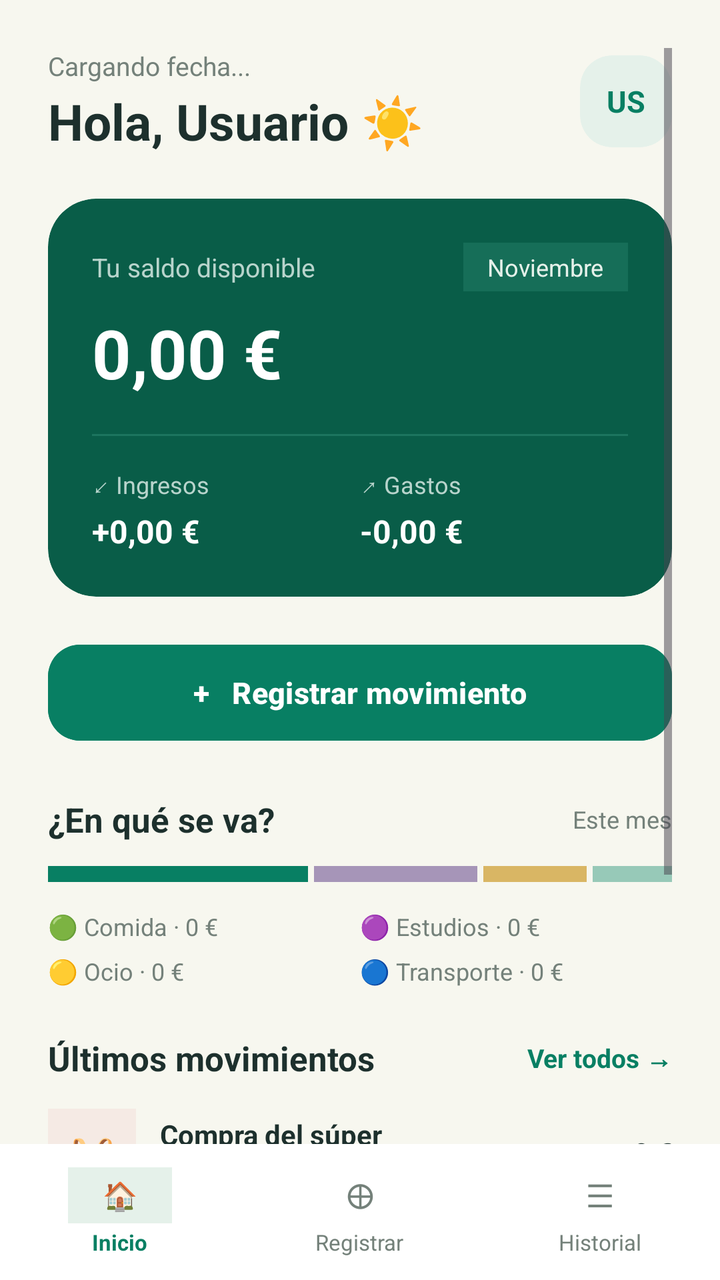
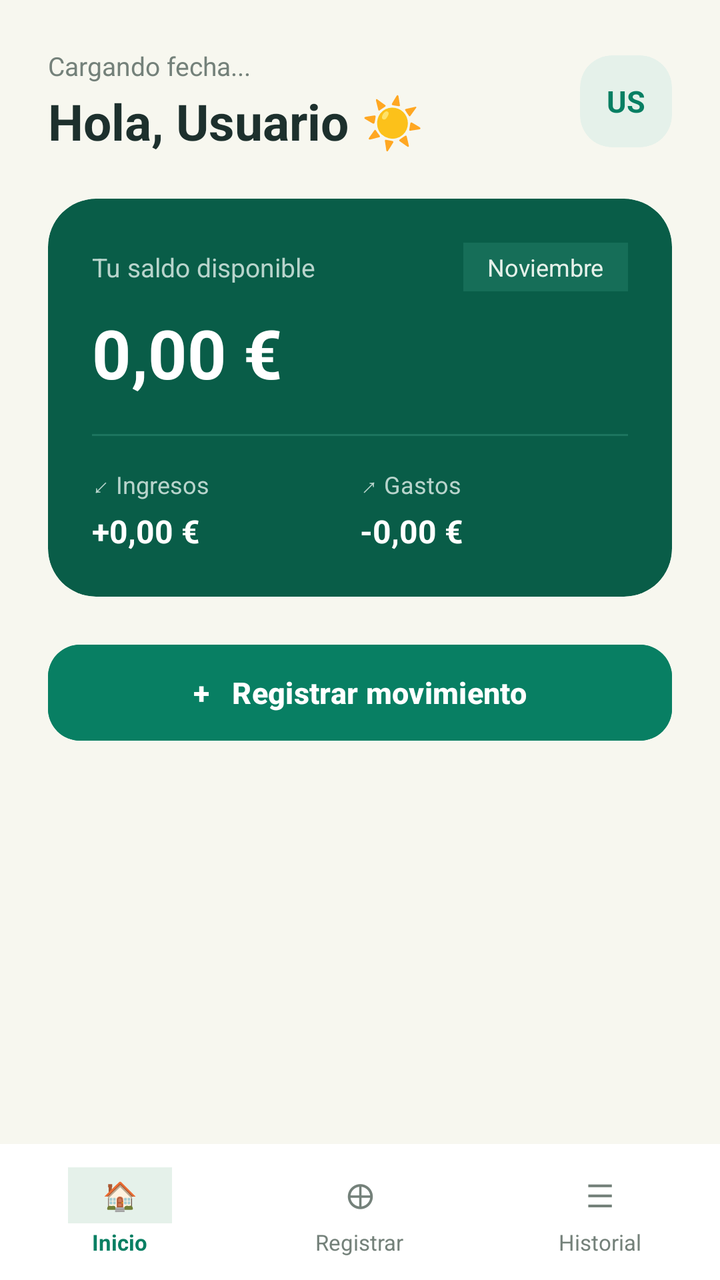

An Android layout rendered at two revisions. The XML below is the earlier revision; the diff shows what the commit changed to produce the second picture.
<!-- AndroidManifest.xml: application theme Theme.WhereIsMyMoney -->
<!-- res/layout/activity_inicio.xml -->
<?xml version="1.0" encoding="utf-8"?>
<RelativeLayout xmlns:android="http://schemas.android.com/apk/res/android"
    xmlns:app="http://schemas.android.com/apk/res-auto"
    android:id="@+id/main"
    android:layout_width="match_parent"
    android:layout_height="match_parent"
    android:background="#F7F7EF">

    
    <ScrollView
        android:layout_width="match_parent"
        android:layout_height="match_parent"
        android:layout_above="@+id/bottomNav"
        android:fillViewport="true"
        android:paddingHorizontal="24dp"
        android:paddingTop="24dp">

        <LinearLayout
            android:layout_width="match_parent"
            android:layout_height="wrap_content"
            android:orientation="vertical"
            android:paddingBottom="24dp">

            
            <LinearLayout
                android:layout_width="match_parent"
                android:layout_height="wrap_content"
                android:orientation="horizontal"
                android:gravity="center_vertical"
                android:layout_marginBottom="22dp">

                <LinearLayout
                    android:layout_width="0dp"
                    android:layout_height="wrap_content"
                    android:layout_weight="1"
                    android:orientation="vertical">

                    <TextView
                        android:id="@+id/tvFecha"
                        android:layout_width="wrap_content"
                        android:layout_height="wrap_content"
                        android:text="Cargando fecha..."
                        android:textColor="#74817A"
                        android:textSize="13sp"/>

                    <TextView
                        android:id="@+id/tvSaludo"
                        android:layout_width="wrap_content"
                        android:layout_height="wrap_content"
                        android:text="Hola, Usuario ☀️"
                        android:textColor="#1D302D"
                        android:textSize="25sp"
                        android:textStyle="bold"
                        android:layout_marginTop="2dp"/>
                </LinearLayout>

                <androidx.cardview.widget.CardView
                    android:layout_width="46dp"
                    android:layout_height="46dp"
                    app:cardBackgroundColor="#E5F1EA"
                    app:cardCornerRadius="16dp"
                    app:cardElevation="0dp">

                    <TextView
                        android:id="@+id/tvIniciales"
                        android:layout_width="match_parent"
                        android:layout_height="match_parent"
                        android:gravity="center"
                        android:text="US"
                        android:textColor="#087F63"
                        android:textSize="15sp"
                        android:textStyle="bold"/>
                </androidx.cardview.widget.CardView>
            </LinearLayout>

            
            <androidx.cardview.widget.CardView
                android:layout_width="match_parent"
                android:layout_height="wrap_content"
                android:layout_marginBottom="20dp"
                app:cardBackgroundColor="#095D48"
                app:cardCornerRadius="24dp"
                app:cardElevation="0dp">

                <LinearLayout
                    android:layout_width="match_parent"
                    android:layout_height="wrap_content"
                    android:orientation="vertical"
                    android:padding="22dp">

                    <LinearLayout
                        android:layout_width="match_parent"
                        android:layout_height="wrap_content"
                        android:orientation="horizontal"
                        android:gravity="center_vertical">

                        <TextView
                            android:layout_width="0dp"
                            android:layout_height="wrap_content"
                            android:layout_weight="1"
                            android:text="Tu saldo disponible"
                            android:textColor="#B8D4CC"
                            android:textSize="13sp"/>

                        <TextView
                            android:id="@+id/tvMesActual"
                            android:layout_width="wrap_content"
                            android:layout_height="wrap_content"
                            android:background="#166E58"
                            android:paddingHorizontal="12dp"
                            android:paddingVertical="4dp"
                            android:text="Noviembre"
                            android:textColor="#E5F1EA"
                            android:textSize="12sp"/>
                    </LinearLayout>

                    <TextView
                        android:id="@+id/tvSaldoTotal"
                        android:layout_width="wrap_content"
                        android:layout_height="wrap_content"
                        android:text="0,00 €"
                        android:textColor="#FFFFFF"
                        android:textSize="34sp"
                        android:textStyle="bold"
                        android:layout_marginTop="8dp"
                        android:layout_marginBottom="18dp"/>

                    <View
                        android:layout_width="match_parent"
                        android:layout_height="1dp"
                        android:background="#1D755F"
                        android:layout_marginBottom="16dp"/>

                    
                    <LinearLayout
                        android:layout_width="match_parent"
                        android:layout_height="wrap_content"
                        android:orientation="horizontal">

                        <LinearLayout
                            android:layout_width="0dp"
                            android:layout_height="wrap_content"
                            android:layout_weight="1"
                            android:orientation="vertical">

                            <TextView
                                android:layout_width="wrap_content"
                                android:layout_height="wrap_content"
                                android:text="↙ Ingresos"
                                android:textColor="#B8D4CC"
                                android:textSize="12sp"/>

                            <TextView
                                android:id="@+id/tvIngresos"
                                android:layout_width="wrap_content"
                                android:layout_height="wrap_content"
                                android:text="+0,00 €"
                                android:textColor="#FFFFFF"
                                android:textSize="16sp"
                                android:textStyle="bold"
                                android:layout_marginTop="4dp"/>
                        </LinearLayout>

                        <LinearLayout
                            android:layout_width="0dp"
                            android:layout_height="wrap_content"
                            android:layout_weight="1"
                            android:orientation="vertical">

                            <TextView
                                android:layout_width="wrap_content"
                                android:layout_height="wrap_content"
                                android:text="↗ Gastos"
                                android:textColor="#B8D4CC"
                                android:textSize="12sp"/>

                            <TextView
                                android:id="@+id/tvGastos"
                                android:layout_width="wrap_content"
                                android:layout_height="wrap_content"
                                android:text="-0,00 €"
                                android:textColor="#FFFFFF"
                                android:textSize="16sp"
                                android:textStyle="bold"
                                android:layout_marginTop="4dp"/>
                        </LinearLayout>
                    </LinearLayout>
                </LinearLayout>
            </androidx.cardview.widget.CardView>

            
            <com.google.android.material.button.MaterialButton
                android:id="@+id/btnRegistrarMovimiento"
                android:layout_width="match_parent"
                android:layout_height="56dp"
                android:backgroundTint="#087F63"
                android:text="+   Registrar movimiento"
                android:textAllCaps="false"
                android:textColor="#FFFFFF"
                android:textSize="15sp"
                android:textStyle="bold"
                app:cornerRadius="16dp"
                app:elevation="0dp"
                android:layout_marginBottom="24dp"/>

            
            <LinearLayout
                android:layout_width="match_parent"
                android:layout_height="wrap_content"
                android:orientation="horizontal"
                android:gravity="center_vertical"
                android:layout_marginBottom="12dp">

                <TextView
                    android:layout_width="0dp"
                    android:layout_height="wrap_content"
                    android:layout_weight="1"
                    android:text="¿En qué se va?"
                    android:textColor="#1D302D"
                    android:textSize="17sp"
                    android:textStyle="bold"/>

                <TextView
                    android:layout_width="wrap_content"
                    android:layout_height="wrap_content"
                    android:text="Este mes"
                    android:textColor="#74817A"
                    android:textSize="12sp"/>
            </LinearLayout>

            
            <LinearLayout
                android:layout_width="match_parent"
                android:layout_height="8dp"
                android:orientation="horizontal"
                android:layout_marginBottom="14dp">

                <View
                    android:layout_width="0dp"
                    android:layout_height="match_parent"
                    android:layout_weight="43"
                    android:background="#087F63"
                    android:layout_marginEnd="3dp"/>

                <View
                    android:layout_width="0dp"
                    android:layout_height="match_parent"
                    android:layout_weight="27"
                    android:background="#A695B8"
                    android:layout_marginEnd="3dp"/>

                <View
                    android:layout_width="0dp"
                    android:layout_height="match_parent"
                    android:layout_weight="17"
                    android:background="#D9B664"
                    android:layout_marginEnd="3dp"/>

                <View
                    android:layout_width="0dp"
                    android:layout_height="match_parent"
                    android:layout_weight="13"
                    android:background="#97C9B8"/>
            </LinearLayout>

            
            <LinearLayout
                android:layout_width="match_parent"
                android:layout_height="wrap_content"
                android:orientation="horizontal"
                android:layout_marginBottom="6dp">

                <TextView
                    android:layout_width="0dp"
                    android:layout_height="wrap_content"
                    android:layout_weight="1"
                    android:text="🟢 Comida · 0 €"
                    android:textColor="#74817A"
                    android:textSize="12sp"/>

                <TextView
                    android:layout_width="0dp"
                    android:layout_height="wrap_content"
                    android:layout_weight="1"
                    android:text="🟣 Estudios · 0 €"
                    android:textColor="#74817A"
                    android:textSize="12sp"/>
            </LinearLayout>

            <LinearLayout
                android:layout_width="match_parent"
                android:layout_height="wrap_content"
                android:orientation="horizontal"
                android:layout_marginBottom="24dp">

                <TextView
                    android:layout_width="0dp"
                    android:layout_height="wrap_content"
                    android:layout_weight="1"
                    android:text="🟡 Ocio · 0 €"
                    android:textColor="#74817A"
                    android:textSize="12sp"/>

                <TextView
                    android:layout_width="0dp"
                    android:layout_height="wrap_content"
                    android:layout_weight="1"
                    android:text="🔵 Transporte · 0 €"
                    android:textColor="#74817A"
                    android:textSize="12sp"/>
            </LinearLayout>

            
            <LinearLayout
                android:layout_width="match_parent"
                android:layout_height="wrap_content"
                android:orientation="horizontal"
                android:gravity="center_vertical"
                android:layout_marginBottom="14dp">

                <TextView
                    android:layout_width="0dp"
                    android:layout_height="wrap_content"
                    android:layout_weight="1"
                    android:text="Últimos movimientos"
                    android:textColor="#1D302D"
                    android:textSize="17sp"
                    android:textStyle="bold"/>

                <TextView
                    android:id="@+id/tvVerTodos"
                    android:layout_width="wrap_content"
                    android:layout_height="wrap_content"
                    android:text="Ver todos →"
                    android:textColor="#087F63"
                    android:textSize="13sp"
                    android:textStyle="bold"/>
            </LinearLayout>

            
            <LinearLayout
                android:layout_width="match_parent"
                android:layout_height="wrap_content"
                android:orientation="horizontal"
                android:gravity="center_vertical"
                android:layout_marginBottom="16dp">

                <TextView
                    android:layout_width="44dp"
                    android:layout_height="44dp"
                    android:background="#F5EAE4"
                    android:gravity="center"
                    android:text="🧺"
                    android:textSize="18sp"/>

                <LinearLayout
                    android:layout_width="0dp"
                    android:layout_height="wrap_content"
                    android:layout_weight="1"
                    android:orientation="vertical"
                    android:layout_marginStart="12dp">

                    <TextView
                        android:layout_width="wrap_content"
                        android:layout_height="wrap_content"
                        android:text="Compra del súper"
                        android:textColor="#1D302D"
                        android:textSize="14sp"
                        android:textStyle="bold"/>

                    <TextView
                        android:layout_width="wrap_content"
                        android:layout_height="wrap_content"
                        android:text="Comida · 7 nov"
                        android:textColor="#74817A"
                        android:textSize="12sp"
                        android:layout_marginTop="2dp"/>
                </LinearLayout>

                <TextView
                    android:layout_width="wrap_content"
                    android:layout_height="wrap_content"
                    android:text=" 0 €"
                    android:textColor="#1D302D"
                    android:textSize="14sp"
                    android:textStyle="bold"/>
            </LinearLayout>

            

            
            <LinearLayout
                android:layout_width="match_parent"
                android:layout_height="wrap_content"
                android:layout_marginBottom="16dp"
                android:gravity="center_vertical"
                android:orientation="horizontal">

                <TextView
                    android:layout_width="44dp"
                    android:layout_height="44dp"
                    android:background="#F5EAE4"
                    android:gravity="center"
                    android:text="☕"
                    android:textSize="18sp" />

                <LinearLayout
                    android:layout_width="0dp"
                    android:layout_height="wrap_content"
                    android:layout_marginStart="12dp"
                    android:layout_weight="1"
                    android:orientation="vertical">

                    <TextView
                        android:layout_width="wrap_content"
                        android:layout_height="wrap_content"
                        android:text="Café con amigos"
                        android:textColor="#1D302D"
                        android:textSize="14sp"
                        android:textStyle="bold" />

                    <TextView
                        android:layout_width="wrap_content"
                        android:layout_height="wrap_content"
                        android:layout_marginTop="2dp"
                        android:text="Comida · 7 nov"
                        android:textColor="#74817A"
                        android:textSize="12sp" />
                </LinearLayout>

                <TextView
                    android:layout_width="wrap_content"
                    android:layout_height="wrap_content"
                    android:text=" 0 €"
                    android:textColor="#1D302D"
                    android:textSize="14sp"
                    android:textStyle="bold" />
            </LinearLayout>

            <LinearLayout
                android:layout_width="match_parent"
                android:layout_height="wrap_content"
                android:orientation="horizontal"
                android:gravity="center_vertical"
                android:layout_marginBottom="16dp">

                <TextView
                    android:layout_width="44dp"
                    android:layout_height="44dp"
                    android:background="#E5F1EA"
                    android:gravity="center"
                    android:text="🚌"
                    android:textSize="18sp"/>

                <LinearLayout
                    android:layout_width="0dp"
                    android:layout_height="wrap_content"
                    android:layout_weight="1"
                    android:orientation="vertical"
                    android:layout_marginStart="12dp">

                    <TextView
                        android:layout_width="wrap_content"
                        android:layout_height="wrap_content"
                        android:text="Abono de transporte"
                        android:textColor="#1D302D"
                        android:textSize="14sp"
                        android:textStyle="bold"/>

                    <TextView
                        android:layout_width="wrap_content"
                        android:layout_height="wrap_content"
                        android:text="Transporte · 6 nov"
                        android:textColor="#74817A"
                        android:textSize="12sp"
                        android:layout_marginTop="2dp"/>
                </LinearLayout>

                <TextView
                    android:layout_width="wrap_content"
                    android:layout_height="wrap_content"
                    android:text=" 0 €"
                    android:textColor="#1D302D"
                    android:textSize="14sp"
                    android:textStyle="bold"/>
            </LinearLayout>

        </LinearLayout>
    </ScrollView>

    
    <LinearLayout
        android:id="@+id/bottomNav"
        android:layout_width="match_parent"
        android:layout_height="68dp"
        android:layout_alignParentBottom="true"
        android:background="#FFFFFF"
        android:orientation="horizontal"
        android:gravity="center">

        
        <LinearLayout
            android:id="@+id/tabInicio"
            android:layout_width="0dp"
            android:layout_height="match_parent"
            android:layout_weight="1"
            android:orientation="vertical"
            android:gravity="center">

            <TextView
                android:layout_width="52dp"
                android:layout_height="28dp"
                android:background="#E5F1EA"
                android:gravity="center"
                android:text="🏠"
                android:textSize="14sp"/>

            <TextView
                android:layout_width="wrap_content"
                android:layout_height="wrap_content"
                android:text="Inicio"
                android:textColor="#087F63"
                android:textSize="11sp"
                android:textStyle="bold"
                android:layout_marginTop="2dp"/>
        </LinearLayout>

        
        <LinearLayout
            android:id="@+id/tabRegistrar"
            android:layout_width="0dp"
            android:layout_height="match_parent"
            android:layout_weight="1"
            android:orientation="vertical"
            android:gravity="center">

            <TextView
                android:layout_width="52dp"
                android:layout_height="28dp"
                android:gravity="center"
                android:text="⊕"
                android:textColor="#74817A"
                android:textSize="18sp"/>

            <TextView
                android:layout_width="wrap_content"
                android:layout_height="wrap_content"
                android:text="Registrar"
                android:textColor="#74817A"
                android:textSize="11sp"
                android:layout_marginTop="2dp"/>
        </LinearLayout>

        
        <LinearLayout
            android:id="@+id/tabHistorial"
            android:layout_width="0dp"
            android:layout_height="match_parent"
            android:layout_weight="1"
            android:orientation="vertical"
            android:gravity="center">

            <TextView
                android:layout_width="52dp"
                android:layout_height="28dp"
                android:gravity="center"
                android:text="☰"
                android:textColor="#74817A"
                android:textSize="16sp"/>

            <TextView
                android:layout_width="wrap_content"
                android:layout_height="wrap_content"
                android:text="Historial"
                android:textColor="#74817A"
                android:textSize="11sp"
                android:layout_marginTop="2dp"/>
        </LinearLayout>

    </LinearLayout>

</RelativeLayout>
<!-- resources referenced by this layout -->
<resources>
  <style name="Theme.WhereIsMyMoney" parent="Base.Theme.WhereIsMyMoney" />
  <style name="Base.Theme.WhereIsMyMoney" parent="Theme.Material3.DayNight.NoActionBar">
          
          
      </style>
</resources>

<!-- the commit's change to res/layout/activity_inicio.xml (unified diff, before → after) -->
@@ -201,289 +201,7 @@
                 android:textStyle="bold"
                 app:cornerRadius="16dp"
                 app:elevation="0dp"
-                android:layout_marginBottom="24dp"/>
-
-            
-            <LinearLayout
-                android:layout_width="match_parent"
-                android:layout_height="wrap_content"
-                android:orientation="horizontal"
-                android:gravity="center_vertical"
-                android:layout_marginBottom="12dp">
-
-                <TextView
-                    android:layout_width="0dp"
-                    android:layout_height="wrap_content"
-                    android:layout_weight="1"
-                    android:text="¿En qué se va?"
-                    android:textColor="#1D302D"
-                    android:textSize="17sp"
-                    android:textStyle="bold"/>
-
-                <TextView
-                    android:layout_width="wrap_content"
-                    android:layout_height="wrap_content"
-                    android:text="Este mes"
-                    android:textColor="#74817A"
-                    android:textSize="12sp"/>
-            </LinearLayout>
-
-            
-            <LinearLayout
-                android:layout_width="match_parent"
-                android:layout_height="8dp"
-                android:orientation="horizontal"
-                android:layout_marginBottom="14dp">
-
-                <View
-                    android:layout_width="0dp"
-                    android:layout_height="match_parent"
-                    android:layout_weight="43"
-                    android:background="#087F63"
-                    android:layout_marginEnd="3dp"/>
-
-                <View
-                    android:layout_width="0dp"
-                    android:layout_height="match_parent"
-                    android:layout_weight="27"
-                    android:background="#A695B8"
-                    android:layout_marginEnd="3dp"/>
-
-                <View
-                    android:layout_width="0dp"
-                    android:layout_height="match_parent"
-                    android:layout_weight="17"
-                    android:background="#D9B664"
-                    android:layout_marginEnd="3dp"/>
-
-                <View
-                    android:layout_width="0dp"
-                    android:layout_height="match_parent"
-                    android:layout_weight="13"
-                    android:background="#97C9B8"/>
-            </LinearLayout>
-
-            
-            <LinearLayout
-                android:layout_width="match_parent"
-                android:layout_height="wrap_content"
-                android:orientation="horizontal"
-                android:layout_marginBottom="6dp">
-
-                <TextView
-                    android:layout_width="0dp"
-                    android:layout_height="wrap_content"
-                    android:layout_weight="1"
-                    android:text="🟢 Comida · 0 €"
-                    android:textColor="#74817A"
-                    android:textSize="12sp"/>
-
-                <TextView
-                    android:layout_width="0dp"
-                    android:layout_height="wrap_content"
-                    android:layout_weight="1"
-                    android:text="🟣 Estudios · 0 €"
-                    android:textColor="#74817A"
-                    android:textSize="12sp"/>
-            </LinearLayout>
-
-            <LinearLayout
-                android:layout_width="match_parent"
-                android:layout_height="wrap_content"
-                android:orientation="horizontal"
-                android:layout_marginBottom="24dp">
-
-                <TextView
-                    android:layout_width="0dp"
-                    android:layout_height="wrap_content"
-                    android:layout_weight="1"
-                    android:text="🟡 Ocio · 0 €"
-                    android:textColor="#74817A"
-                    android:textSize="12sp"/>
-
-                <TextView
-                    android:layout_width="0dp"
-                    android:layout_height="wrap_content"
-                    android:layout_weight="1"
-                    android:text="🔵 Transporte · 0 €"
-                    android:textColor="#74817A"
-                    android:textSize="12sp"/>
-            </LinearLayout>
-
-            
-            <LinearLayout
-                android:layout_width="match_parent"
-                android:layout_height="wrap_content"
-                android:orientation="horizontal"
-                android:gravity="center_vertical"
-                android:layout_marginBottom="14dp">
-
-                <TextView
-                    android:layout_width="0dp"
-                    android:layout_height="wrap_content"
-                    android:layout_weight="1"
-                    android:text="Últimos movimientos"
-                    android:textColor="#1D302D"
-                    android:textSize="17sp"
-                    android:textStyle="bold"/>
-
-                <TextView
-                    android:id="@+id/tvVerTodos"
-                    android:layout_width="wrap_content"
-                    android:layout_height="wrap_content"
-                    android:text="Ver todos →"
-                    android:textColor="#087F63"
-                    android:textSize="13sp"
-                    android:textStyle="bold"/>
-            </LinearLayout>
-
-            
-            <LinearLayout
-                android:layout_width="match_parent"
-                android:layout_height="wrap_content"
-                android:orientation="horizontal"
-                android:gravity="center_vertical"
-                android:layout_marginBottom="16dp">
-
-                <TextView
-                    android:layout_width="44dp"
-                    android:layout_height="44dp"
-                    android:background="#F5EAE4"
-                    android:gravity="center"
-                    android:text="🧺"
-                    android:textSize="18sp"/>
-
-                <LinearLayout
-                    android:layout_width="0dp"
-                    android:layout_height="wrap_content"
-                    android:layout_weight="1"
-                    android:orientation="vertical"
-                    android:layout_marginStart="12dp">
-
-                    <TextView
-                        android:layout_width="wrap_content"
-                        android:layout_height="wrap_content"
-                        android:text="Compra del súper"
-                        android:textColor="#1D302D"
-                        android:textSize="14sp"
-                        android:textStyle="bold"/>
-
-                    <TextView
-                        android:layout_width="wrap_content"
-                        android:layout_height="wrap_content"
-                        android:text="Comida · 7 nov"
-                        android:textColor="#74817A"
-                        android:textSize="12sp"
-                        android:layout_marginTop="2dp"/>
-                </LinearLayout>
-
-                <TextView
-                    android:layout_width="wrap_content"
-                    android:layout_height="wrap_content"
-                    android:text=" 0 €"
-                    android:textColor="#1D302D"
-                    android:textSize="14sp"
-                    android:textStyle="bold"/>
-            </LinearLayout>
-
-            
-
-            
-            <LinearLayout
-                android:layout_width="match_parent"
-                android:layout_height="wrap_content"
-                android:layout_marginBottom="16dp"
-                android:gravity="center_vertical"
-                android:orientation="horizontal">
-
-                <TextView
-                    android:layout_width="44dp"
-                    android:layout_height="44dp"
-                    android:background="#F5EAE4"
-                    android:gravity="center"
-                    android:text="☕"
-                    android:textSize="18sp" />
-
-                <LinearLayout
-                    android:layout_width="0dp"
-                    android:layout_height="wrap_content"
-                    android:layout_marginStart="12dp"
-                    android:layout_weight="1"
-                    android:orientation="vertical">
-
-                    <TextView
-                        android:layout_width="wrap_content"
-                        android:layout_height="wrap_content"
-                        android:text="Café con amigos"
-                        android:textColor="#1D302D"
-                        android:textSize="14sp"
-                        android:textStyle="bold" />
-
-                    <TextView
-                        android:layout_width="wrap_content"
-                        android:layout_height="wrap_content"
-                        android:layout_marginTop="2dp"
-                        android:text="Comida · 7 nov"
-                        android:textColor="#74817A"
-                        android:textSize="12sp" />
-                </LinearLayout>
-
-                <TextView
-                    android:layout_width="wrap_content"
-                    android:layout_height="wrap_content"
-                    android:text=" 0 €"
-                    android:textColor="#1D302D"
-                    android:textSize="14sp"
-                    android:textStyle="bold" />
-            </LinearLayout>
-
-            <LinearLayout
-                android:layout_width="match_parent"
-                android:layout_height="wrap_content"
-                android:orientation="horizontal"
-                android:gravity="center_vertical"
-                android:layout_marginBottom="16dp">
-
-                <TextView
-                    android:layout_width="44dp"
-                    android:layout_height="44dp"
-                    android:background="#E5F1EA"
-                    android:gravity="center"
-                    android:text="🚌"
-                    android:textSize="18sp"/>
-
-                <LinearLayout
-                    android:layout_width="0dp"
-                    android:layout_height="wrap_content"
-                    android:layout_weight="1"
-                    android:orientation="vertical"
-                    android:layout_marginStart="12dp">
-
-                    <TextView
-                        android:layout_width="wrap_content"
-                        android:layout_height="wrap_content"
-                        android:text="Abono de transporte"
-                        android:textColor="#1D302D"
-                        android:textSize="14sp"
-                        android:textStyle="bold"/>
-
-                    <TextView
-                        android:layout_width="wrap_content"
-                        android:layout_height="wrap_content"
-                        android:text="Transporte · 6 nov"
-                        android:textColor="#74817A"
-                        android:textSize="12sp"
-                        android:layout_marginTop="2dp"/>
-                </LinearLayout>
-
-                <TextView
-                    android:layout_width="wrap_content"
-                    android:layout_height="wrap_content"
-                    android:text=" 0 €"
-                    android:textColor="#1D302D"
-                    android:textSize="14sp"
-                    android:textStyle="bold"/>
-            </LinearLayout>
+                android:layout_marginBottom="16dp"/>
 
         </LinearLayout>
     </ScrollView>
